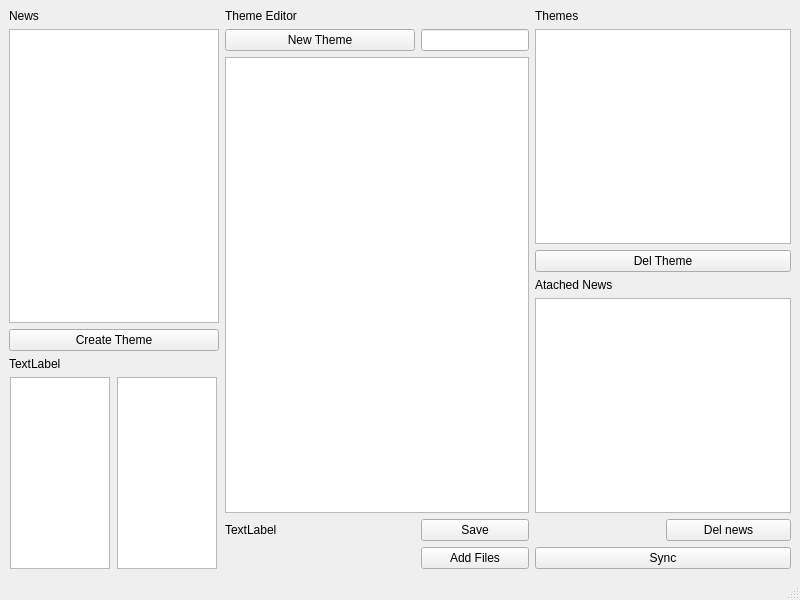
This is mainwindow.ui in root-voicenet/inews as Qt 5 draws it before an edit. The edited form follows.
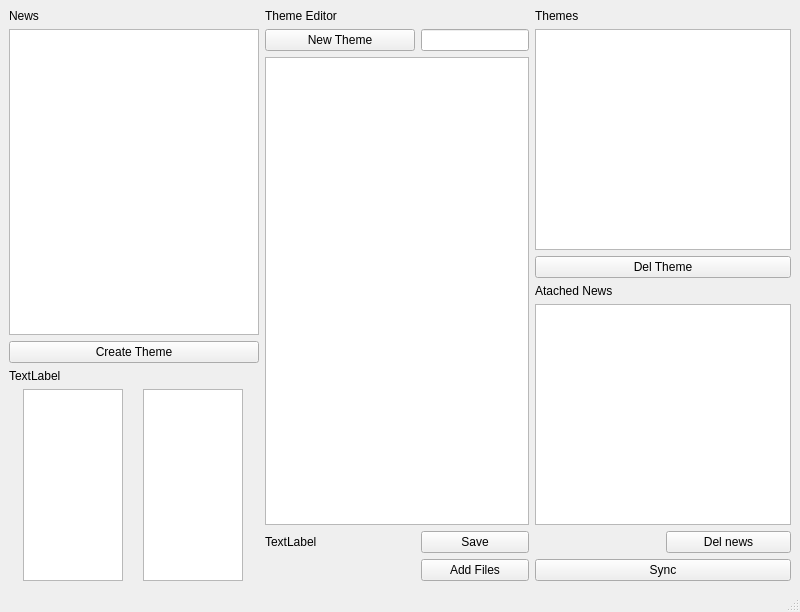
This is the edited form. Custom widgets are drawn as their Qt base class.

Patch:
```diff
--- a/mainwindow.ui
+++ b/mainwindow.ui
@@ -7,7 +7,7 @@
     <x>0</x>
     <y>0</y>
     <width>800</width>
-    <height>600</height>
+    <height>612</height>
    </rect>
   </property>
   <property name="windowTitle">
@@ -31,7 +31,7 @@
        <widget class="QListView" name="rssList">
         <property name="maximumSize">
          <size>
-          <width>210</width>
+          <width>250</width>
           <height>16777215</height>
          </size>
         </property>
```
Left out of the diff: 2 changed lines with no effect on the pictures.
